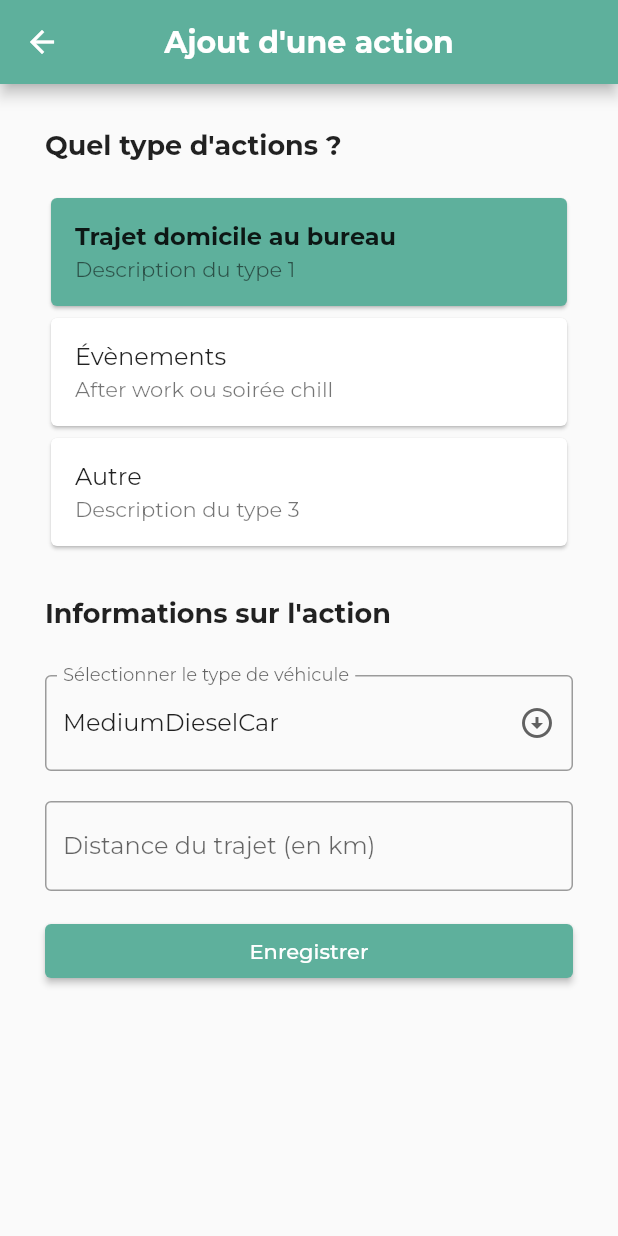
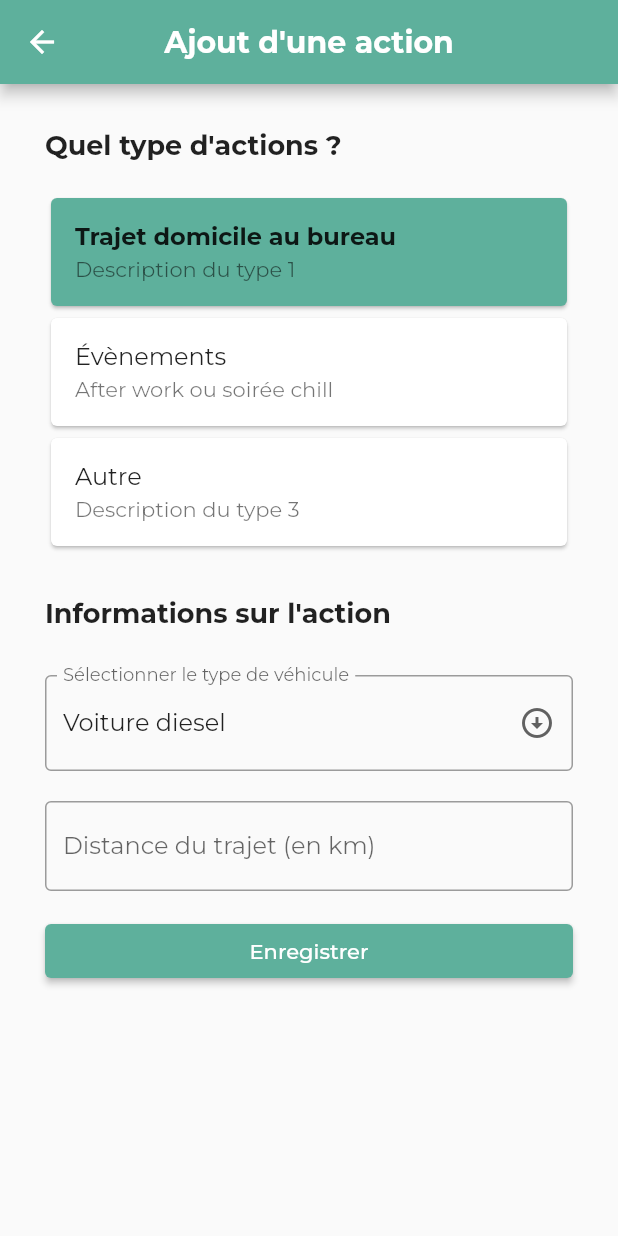
Before and after one commit to EXTIARBONE/extiarbone_flutter, a Flutter app: the AddActionPage screen opened directly, after a tap on "Trajet domicile au bureau", after a tap on "Enregistrer", on a phone screen of 412 x 824 dp. Run offline on Flutter 3.47's test engine with Material 2 defaults, Android fonts, the phone set to English and light mode, and no system bars; our stand-ins replace google_fonts, shared_preferences; accounts and stored records are empty; network calls fail; project files that could hold a hidden picture were left out.

```diff
--- a/lib/Services/api_services.dart
+++ b/lib/Services/api_services.dart
@@ -1,6 +1,4 @@
 import 'dart:convert';
-import 'package:flutter_extiarbonne/Services/reward.dart';
-import 'package:flutter_extiarbonne/Services/user.dart';
 import 'package:http/http.dart' as http;
 import 'package:shared_preferences/shared_preferences.dart';
 
@@ -16,6 +14,16 @@ class LoginException implements Exception {
 }
 
 class ApiServices {
+  static Map mapTransport = {
+    "Voiture diesel": 'dieselCar',
+    "Voiture hybride": 'hybridCar',
+    "Van diesel": 'vanDiesel',
+    "Voiture au pétrole": 'petrolCar',
+    "Taxi": 'Taxi',
+    "Bus": 'Bus',
+    "Métro": 'Metro',
+  };
+
   static const _urlApi = "https://extiarbone-back.azurewebsites.net";
 
   static Future<void> fetchDataLogin(String email, String password) async {
@@ -31,7 +39,7 @@ class ApiServices {
       final surname = jsonResponse['surname'];
       final mail = jsonResponse['mail'];
       final userId = jsonResponse['userId'];
-      final score = jsonResponse['score'].toString();
+      final score = jsonResponse['score'];
       final role = jsonResponse['role'];
       final prefs = await SharedPreferences.getInstance();
       prefs.setString('token', token);
@@ -39,7 +47,7 @@ class ApiServices {
       prefs.setString('surname', surname);
       prefs.setString('mail', mail);
       prefs.setString('userId', userId);
-      prefs.setString('score', score);
+      prefs.setInt('score', score);
       prefs.setString('role', role);
     } else {
       String message = 'Une erreur s\'est produite lors de la connexion.';
@@ -85,21 +93,21 @@ class ApiServices {
     }
   }
 
-  static addAction(num distance, String vehicule) async {
+  static Future<String> addAction(num distance, String vehicule) async {
     SharedPreferences prefs = await SharedPreferences.getInstance();
     String? token = prefs.getString('token');
     final response = await http.post(Uri.parse('$_urlApi/carbonScore/'),
         headers: {
           "Authorization": "Bearer $token",
+          'Content-Type': 'application/json'
         },
-        body: jsonEncode(
-            <String, dynamic>{"distance": distance, "vehicle": vehicule}));
-    print(distance);
-    print(vehicule);
-    print(response.statusCode);
+        body: jsonEncode(<String, dynamic>{
+          "distance": distance,
+          "vehicle": mapTransport[vehicule]
+        }));
     if (response.statusCode == 200) {
       final jsonResponse = json.decode(response.body);
-      List<dynamic> data = jsonResponse;
+      return jsonResponse["score"]["carbon"];
     } else {
       throw Exception('Erreur lors de la création de l\'action');
     }
@@ -109,6 +117,8 @@ class ApiServices {
     SharedPreferences prefs = await SharedPreferences.getInstance();
     String? token = prefs.getString('token');
     String? userId = prefs.getString('userId');
+    int? score = prefs.getInt('score');
+    points += score as num;
     final response = await http.put(Uri.parse('$_urlApi/user/$userId'),
         headers: {
           "Authorization": "Bearer $token",
--- a/lib/pages/form_action.dart
+++ b/lib/pages/form_action.dart
@@ -1,3 +1,4 @@
+import 'package:flutter/cupertino.dart';
 import 'package:flutter/material.dart';
 import 'package:flutter_extiarbonne/Services/api_services.dart';
 
@@ -7,7 +8,7 @@ class AddActionPage extends StatefulWidget {
 }
 
 class _AddActionPageState extends State<AddActionPage> {
-  late String selectorType = "MediumDieselCar";
+  late String selectorType = "Voiture diesel";
   late String selectedType = "";
   late String title = "";
   late num distance = 0;
@@ -72,7 +73,8 @@ class _AddActionPageState extends State<AddActionPage> {
                       },
                       selected: selectedType == 'Type 3',
                     ),
-                    if (selectedType.isNotEmpty) ...[
+                    if (selectedType.isNotEmpty &&
+                        selectedType == "trajet") ...[
                       const SizedBox(height: 30),
                       const Text(
                         'Informations sur l\'action',
@@ -84,7 +86,7 @@ class _AddActionPageState extends State<AddActionPage> {
                       const SizedBox(height: 30),
                       DropdownButtonFormField<String>(
                         value: selectorType,
-                        decoration: InputDecoration(
+                        decoration: const InputDecoration(
                           border: OutlineInputBorder(),
                           labelText: 'Sélectionner le type de véhicule',
                         ),
@@ -99,13 +101,13 @@ class _AddActionPageState extends State<AddActionPage> {
                           });
                         },
                         items: <String>[
-                          'MediumDieselCar',
-                          'MediumHybridCar',
-                          'MediumDieselVan',
-                          'MediumPetrolCar',
-                          'Taxi',
-                          'ClassicBus',
-                          'Subway',
+                          "Voiture diesel",
+                          "Voiture hybride",
+                          "Van diesel",
+                          "Voiture au pétrole",
+                          "Taxi",
+                          "Bus",
+                          "Métro",
                         ].map<DropdownMenuItem<String>>((String value) {
                           return DropdownMenuItem<String>(
                             value: value,
@@ -134,12 +136,21 @@ class _AddActionPageState extends State<AddActionPage> {
                             const Color(0xFF5EB09C),
                           ),
                         ),
-                        onPressed: () {
-                          ApiServices.addAction(distance, selectorType);
-                          print(selectorType);
-                          print(selectedType);
-                          print(distance);
-                          //Navigator.pop(context);
+                        onPressed: () async {
+                          var result = await ApiServices.addAction(
+                              distance, selectorType);
+                          print(result);
+                          result = generateMessageCarbon(result);
+                          result =
+                              'Vous avez généré $result kg de cO2 avec ce trajet';
+                          // ignore: use_build_context_synchronously
+                          showDialog<String>(
+                            context: context,
+                            builder: (BuildContext context) => AlertDialog(
+                              title: Text('Bilan carbone'),
+                              content: Text(result),
+                            ),
+                          );
                         },
                         child: const Text('Enregistrer'),
                       ),
@@ -150,6 +161,13 @@ class _AddActionPageState extends State<AddActionPage> {
             ],
           )),
     );
+  }
+
+  generateMessageCarbon(String text) {
+    RegExp regExp = new RegExp(r"[-+]?\d*\.?\d+");
+    Match match = regExp.firstMatch(text)!;
+    double number = double.parse(match.group(0)!);
+    return number.toStringAsFixed(2);
   }
 
   Widget _buildCard({
--- a/lib/widget/widget_action_container.dart
+++ b/lib/widget/widget_action_container.dart
@@ -1,7 +1,10 @@
+import 'dart:convert';
+
 import 'package:flutter/material.dart';
 import 'package:flutter_extiarbonne/Services/api_services.dart';
 import 'package:flutter_extiarbonne/widget/action_widget.dart';
 import 'package:google_fonts/google_fonts.dart';
+import 'package:shared_preferences/shared_preferences.dart';
 
 class ActionContainer extends StatelessWidget {
   List<ActionWidget> actionsWidget = [];
```
Also changed, not shown: lib/pages/actions.dart (+39 -28 lines).
